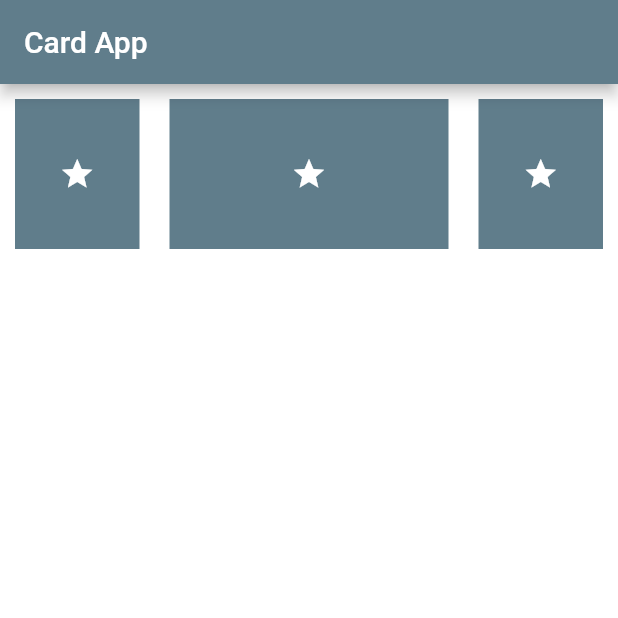
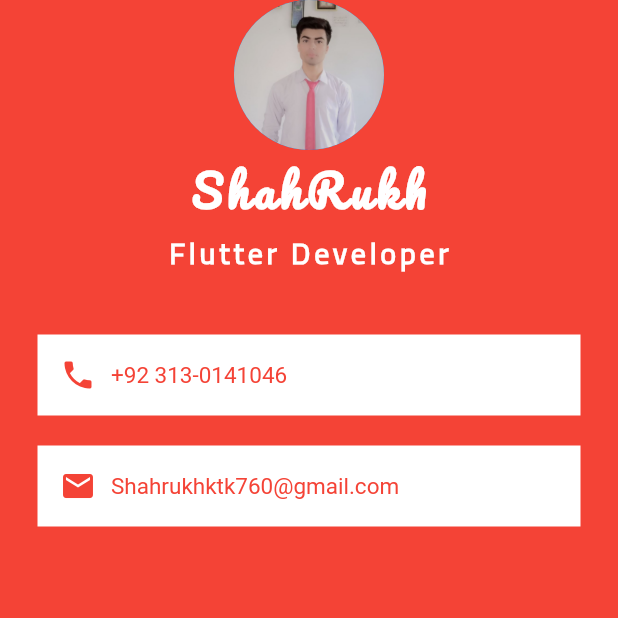
Before and after one commit to shahrukhktk/Flutter-UI-Card-Design, a Flutter app: the screen it shows after launch, on a phone screen of 412 x 824 dp, the top half of it. Run offline on Flutter 3.47's test engine with Material 2 defaults, Android fonts, the phone set to English and light mode, and no system bars.

Commit message:
card design

```diff
--- a/lib/main.dart
+++ b/lib/main.dart
@@ -8,57 +8,133 @@ class MyApp extends StatelessWidget {
     return MaterialApp(
       debugShowCheckedModeBanner: false,
       home: Scaffold(
-        backgroundColor: Colors.white,
-        appBar: AppBar(
-          backgroundColor: Colors.blueGrey,
-          title: Text('Card App'),
-        ),
+        backgroundColor: Colors.red,
+//        appBar: AppBar(
+//          backgroundColor: Colors.teal,
+//          title: Text('Card App'),
+//        ),
         body: SafeArea(
-          child: Row(
-            crossAxisAlignment: CrossAxisAlignment.center,
+          child: Column(
             children: <Widget>[
-              Expanded(
-                child: Container(
-                  height: 100,
-                  width: 100,
-                  margin: EdgeInsets.all(10),
-                  color: Colors.blueGrey,
-                  child: Icon(
-                    Icons.star,
+              CircleAvatar(
+                radius: 50,
+                backgroundImage: AssetImage('images/srk.jpg'),
+              ),
+              Text(
+                'ShahRukh',
+                style: TextStyle(
+                    fontSize: 30,
                     color: Colors.white,
-                  ),
+                    fontStyle: FontStyle.normal,
+                    fontWeight: FontWeight.bold,
+                    letterSpacing: 3,
+                    fontFamily: 'pacifico'),
+              ),
+              Text(
+                'Flutter Developer',
+                style: TextStyle(
+                    fontSize: 20,
+                    color: Colors.white,
+                    fontFamily: 'Titillium',
+                    fontWeight: FontWeight.bold,
+                    letterSpacing: 2.5),
+              ),
+              SizedBox(
+                height: 30.0,
+              ),
+              Container(
+                color: Colors.white,
+                margin: EdgeInsets.symmetric(vertical: 10.0, horizontal: 25.0),
+                padding: EdgeInsets.all(15),
+                child: Row(
+                  children: <Widget>[
+                    Icon(
+                      Icons.phone,
+                      color: Colors.red,
+                    ),
+                    SizedBox(
+                      width: 10.0,
+                    ),
+                    Text(
+                      '+92 313-0141046',
+                      style: TextStyle(
+                        fontSize: 15.0,
+                        color: Colors.red,
+                      ),
+                    )
+                  ],
                 ),
               ),
-//              SizedBox(
-//                height: 5,
-//              ),
-              Expanded(
-                flex: 2,
-                child: Container(
-                  height: 100,
-                  width: 100,
-                  margin: EdgeInsets.all(10),
-                  color: Colors.blueGrey,
-                  child: Icon(
-                    Icons.star,
-                    color: Colors.white,
-                  ),
-                ),
-              ),
-              Expanded(
-                child: Container(
-                  height: 100,
-                  width: 100,
-                  margin: EdgeInsets.all(10),
-                  color: Colors.blueGrey,
-                  child: Icon(
-                    Icons.star,
-                    color: Colors.white,
-                  ),
+              Container(
+                color: Colors.white,
+                margin: EdgeInsets.symmetric(vertical: 10.0, horizontal: 25.0),
+                padding: EdgeInsets.all(15),
+                child: Row(
+                  children: <Widget>[
+                    Icon(
+                      Icons.email,
+                      color: Colors.red,
+                    ),
+                    SizedBox(
+                      width: 10.0,
+                    ),
+                    Text(
+                      'Shahrukhktk760@gmail.com',
+                      style: TextStyle(
+                        fontSize: 15.0,
+                        color: Colors.red,
+                      ),
+                    )
+                  ],
                 ),
               )
             ],
           ),
+//          child: Row(
+//            crossAxisAlignment: CrossAxisAlignment.center,
+//            children: <Widget>[
+//              Expanded(
+//                child: Container(
+//                  height: 100,
+//                  width: 100,
+//                  margin: EdgeInsets.all(10),
+//                  color: Colors.blueGrey,
+//                  child: Icon(
+//                    Icons.star,
+//                    color: Colors.white,
+//                  ),
+//                ),
+//              ),
+////              SizedBox(
+////                height: 5,
+////              ),
+//              Expanded(
+//                flex: 2,
+//                child: Container(
+//                  height: 100,
+//                  width: 100,
+//                  margin: EdgeInsets.all(10),
+//                  color: Colors.blueGrey,
+//                  child: Icon(
+//                    Icons.star,
+//                    color: Colors.white,
+//                  ),
+//                ),
+//              ),
+//              Expanded(
+//                child: Container(
+//                  height: 100,
+//                  width: 100,
+//                  margin: EdgeInsets.all(10),
+//                  color: Colors.blueGrey,
+//                  child: Icon(
+//                    Icons.star,
+//                    color: Colors.white,
+//                  ),
+//                ),
+//              )
+//            ],
+//          ),
         ),
       ),
     );
```
Also changed, not shown: pubspec.yaml (+9 -31 lines), fonts/Titillium.ttf (added), fonts/pacifico.ttf (added), fonts/permanentmarker.ttf (added), fonts/sacramento.ttf (added), images/srk.jpg (added).
